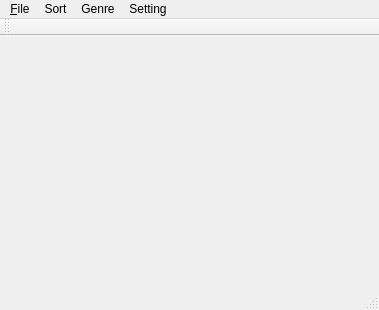
The window that src/formFiles/MainWindow.ui (fsest4u/Aquarius) describes before a commit, drawn with Qt 5.
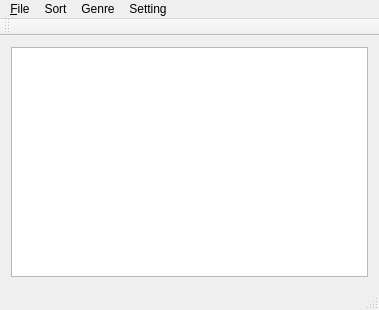
The same window after the commit. Icons and pictures are not drawn.

Commit message: delete Epub function add Book List function

The edit to the form file:
```diff
--- a/src/formFiles/MainWindow.ui
+++ b/src/formFiles/MainWindow.ui
@@ -14,7 +14,30 @@
    <string>Aquarius Reader</string>
   </property>
   <widget class="QWidget" name="centralWidget">
-   <layout class="QGridLayout" name="gridLayout"/>
+   <layout class="QGridLayout" name="gridLayout">
+    <item row="0" column="0">
+     <widget class="QListWidget" name="listWidget">
+      <property name="iconSize">
+       <size>
+        <width>48</width>
+        <height>48</height>
+       </size>
+      </property>
+      <property name="resizeMode">
+       <enum>QListView::Adjust</enum>
+      </property>
+      <property name="gridSize">
+       <size>
+        <width>48</width>
+        <height>48</height>
+       </size>
+      </property>
+      <property name="viewMode">
+       <enum>QListView::ListMode</enum>
+      </property>
+     </widget>
+    </item>
+   </layout>
   </widget>
   <widget class="QMenuBar" name="menuBar">
    <property name="geometry">
```
Left out of the diff: 47 changed lines with no effect on the pictures. The commit also changes 6 other files.
